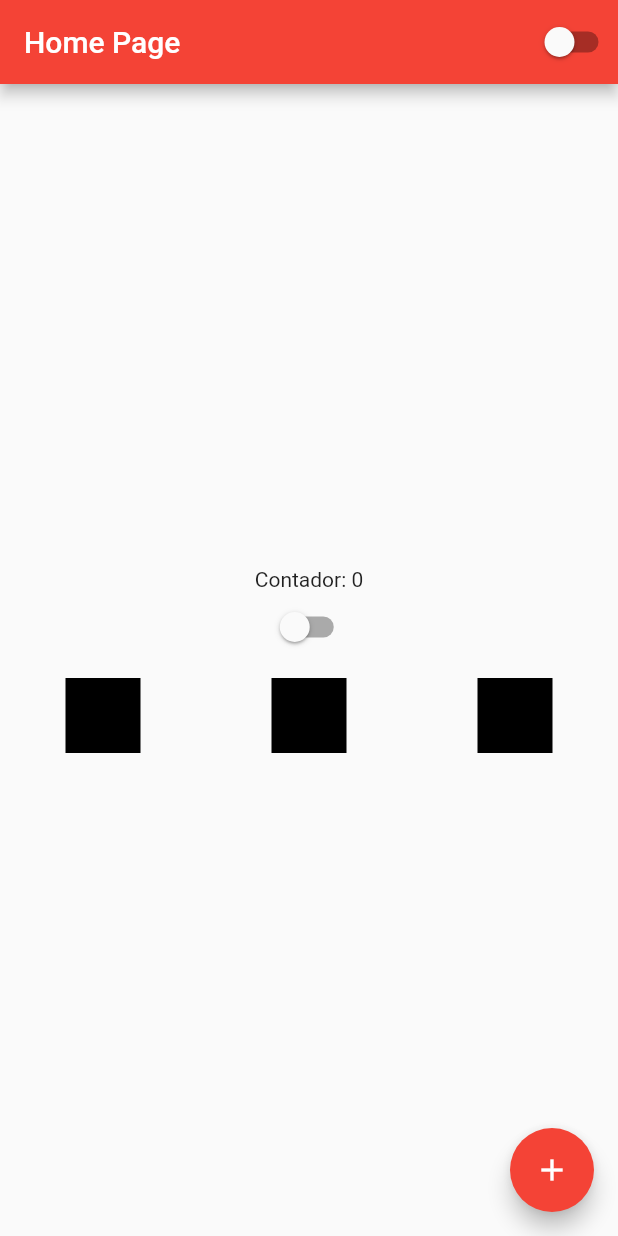
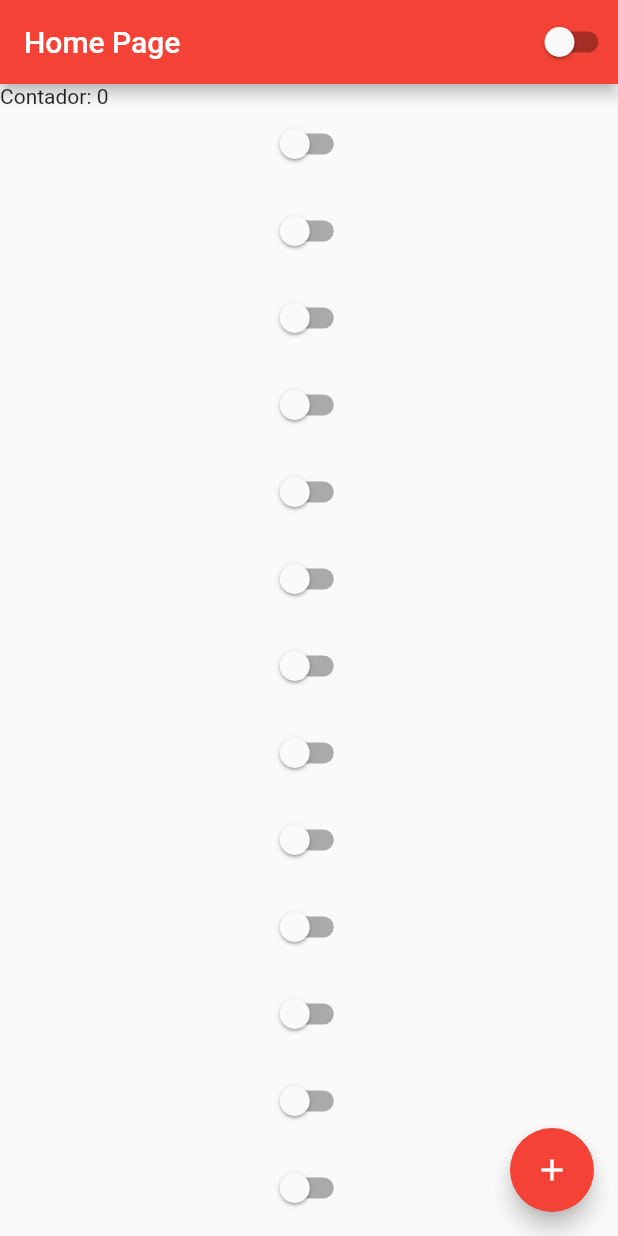
Before and after one commit to lucas-militao/Curso_de_Flutter, a Flutter app: the screen it shows after launch, on a phone screen of 412 x 824 dp. Run offline on Flutter 3.47's test engine with Material 2 defaults, Android fonts, the phone set to English and light mode, and no system bars.

```diff
--- a/lib/home_page.dart
+++ b/lib/home_page.dart
@@ -1,5 +1,6 @@
 import 'package:flutter/cupertino.dart';
 import 'package:flutter/material.dart';
+import 'package:flutter/rendering.dart';
 import 'package:ola_mundo/app_controller.dart';
 
 class HomePage extends StatefulWidget{
@@ -24,10 +25,39 @@ class HomePageState extends State<HomePage> {
       body: Container(
         width: double.infinity,
         height: double.infinity,
-              child: Column(
-                mainAxisAlignment: MainAxisAlignment.center,
+              child: ListView (
+                scrollDirection: Axis.vertical,
+                // mainAxisAlignment: MainAxisAlignment.center,
           children: [
             Text('Contador: $counter'),
+            CustomSwitcher(),
+            Container(height: 10,),
+            CustomSwitcher(),
+            Container(height: 10,),
+            CustomSwitcher(),
+            Container(height: 10,),
+            CustomSwitcher(),
+            Container(height: 10,),
+            CustomSwitcher(),
+            Container(height: 10,),
+            CustomSwitcher(),
+            Container(height: 10,),
+            CustomSwitcher(),
+            Container(height: 10,),
+            CustomSwitcher(),
+            Container(height: 10,),
+            CustomSwitcher(),
+            Container(height: 10,),
+            CustomSwitcher(),
+            Container(height: 10,),
+            CustomSwitcher(),
+            Container(height: 10,),
+            CustomSwitcher(),
+            Container(height: 10,),
+            CustomSwitcher(),
+            Container(height: 10,),
+            CustomSwitcher(),
+            Container(height: 10,),
             CustomSwitcher(),
             Container(height: 10,),
             Row(
```
